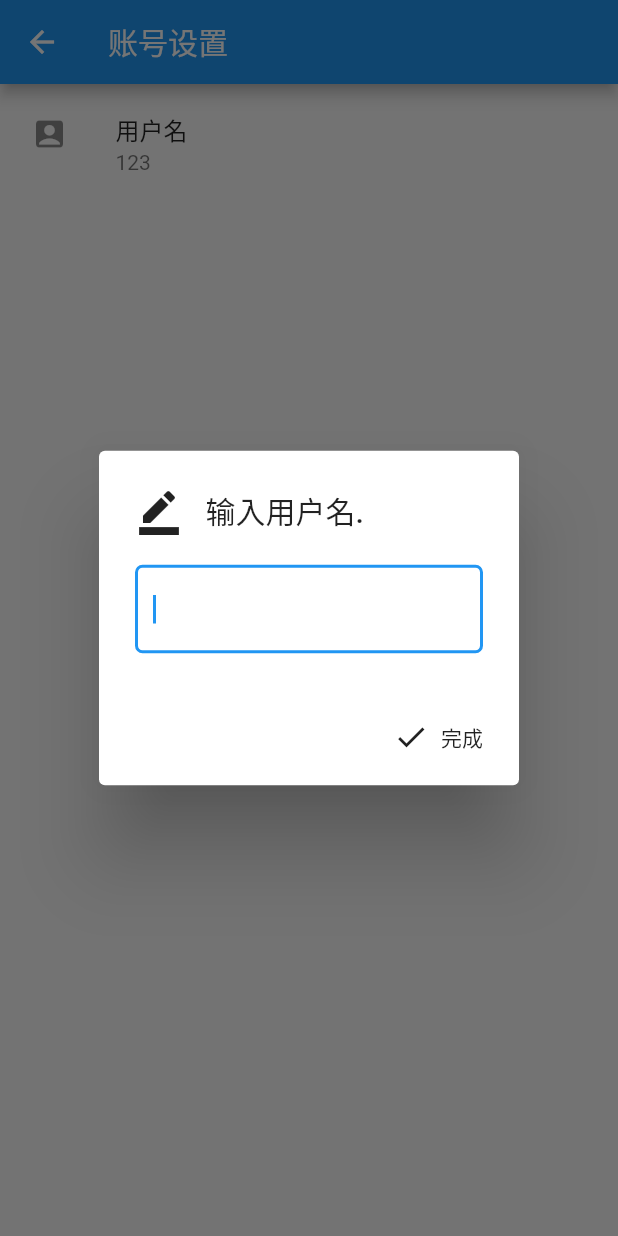
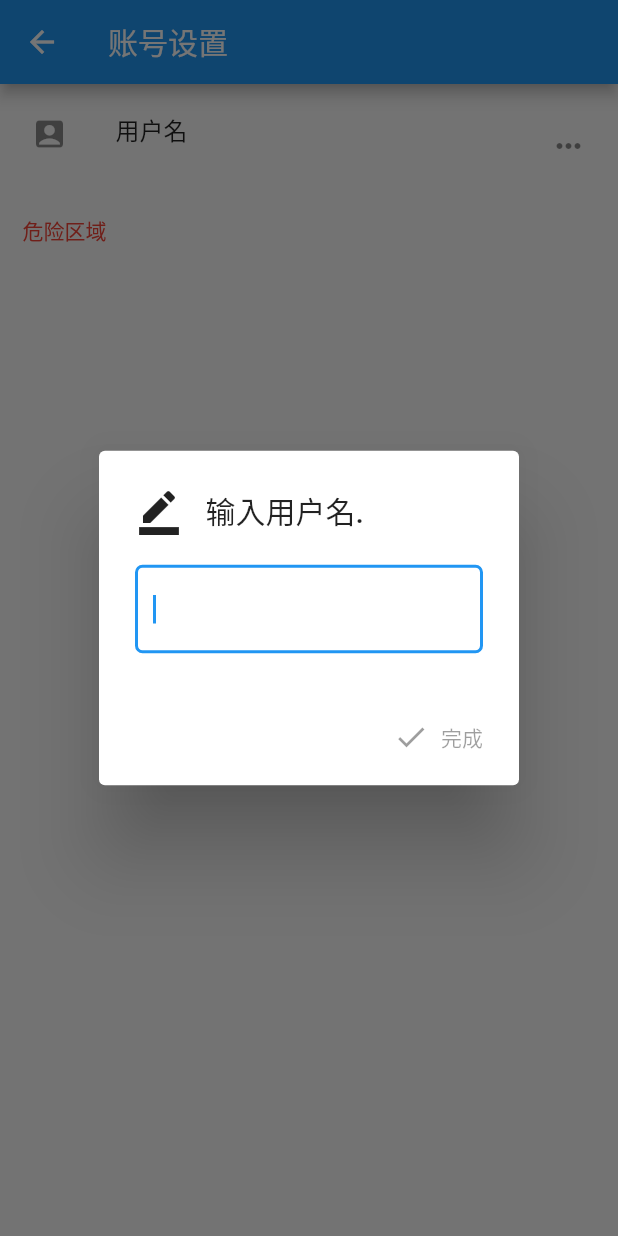
Before and after one commit to RA1NO3O/in_forum, a Flutter app: the AccountSettingsPage screen opened directly, after a tap on "用户名", on a phone screen of 412 x 824 dp. Run offline on Flutter 3.47's test engine with Material 2 defaults, Android fonts, the phone set to English and light mode, and no system bars; our stand-ins replace cached_network_image, dio, flutter_cache_manager, fluttertoast, image_gallery_saver, image_picker and 6 more; accounts and stored records are empty.

Commit message:
replaced some codes.

```diff
--- a/lib/component/customStyles.dart
+++ b/lib/component/customStyles.dart
@@ -14,7 +14,9 @@ SnackBar errorSnackBar(String r) {
   return SnackBar(
     content: Row(
       children: [
-        Icon(Icons.close_rounded),
+        Container(
+          margin: EdgeInsets.only(right: 10),
+          child: Icon(Icons.close_rounded),),
         Text(r),
       ],
     ),
--- /dev/null
+++ b/lib/component/statefulDialog.dart
@@ -0,0 +1,24 @@
+import 'package:flutter/material.dart';
+
+class StatefulDialog extends StatefulWidget {
+  final Widget title;
+  final Widget content;
+  final List<Widget> actions;
+
+  const StatefulDialog({Key key, this.actions, this.title, this.content})
+      : super(key: key);
+
+  @override
+  _StatefulDialogState createState() => new _StatefulDialogState();
+}
+
+class _StatefulDialogState extends State<StatefulDialog> {
+  @override
+  Widget build(BuildContext context) => StatefulBuilder(
+        builder: (context, setState) => AlertDialog(
+          title: widget.title,
+          content: widget.content,
+          actions: widget.actions,
+        ),
+      );
+}
--- a/lib/data/collectionListStream.dart
+++ b/lib/data/collectionListStream.dart
@@ -1,9 +1,9 @@
 import 'package:inforum/component/postListItem.dart';
 
 class CollectionListStream{
-  static List<ForumListItem> getCollections(){
-    return <ForumListItem>[
-      ForumListItem(
+  static List<PostListItem> getCollections(){
+    return <PostListItem>[
+      PostListItem(
         postID: 1,
         titleText: '以下的内容仅供测试.',
         contentText:
--- a/lib/data/postCollectionListStream.dart
+++ b/lib/data/postCollectionListStream.dart
@@ -2,9 +2,9 @@ import 'package:inforum/component/postListItem.dart';
 
 class ForumCollectionListStream {
   //
-  static List<ForumListItem> getList() {
+  static List<PostListItem> getList() {
     return [
-      ForumListItem(
+      PostListItem(
         postID: 1,
         titleText: '以下的内容仅供测试.',
         contentText:
--- a/lib/data/postListStream.dart
+++ b/lib/data/postListStream.dart
@@ -1,15 +1,15 @@
 import 'package:inforum/component/postListItem.dart';
 import 'package:inforum/service/postStreamService.dart';
 
-List<ForumListItem> psis = [];
+List<PostListItem> psis = [];
 
-Future<List<ForumListItem>> getList(String userID) async {
+Future<List<PostListItem>> getList(String userID) async {
   psis.clear();
   List<Recordset> psl = await getPostStream(userID);
 
   psl.forEach((rs) {
     String t = rs.tags;
-    psis.add(ForumListItem(
+    psis.add(PostListItem(
       postID: rs.postId,
       titleText: rs.title,
       contentText: rs.bodyS,
--- a/lib/subPage/messagePage.dart
+++ b/lib/subPage/messagePage.dart
@@ -9,7 +9,6 @@ class MessagePage extends StatefulWidget {
 
 class _MessagePage extends State<MessagePage> {
   bool isEmpty;
-
   ScrollController _listViewController;
 
   @override
--- a/lib/subPage/primaryPage.dart
+++ b/lib/subPage/primaryPage.dart
@@ -17,7 +17,7 @@ class PrimaryPage extends StatefulWidget {
 }
 
 class _PrimaryPage extends State<PrimaryPage> {
-  List<ForumListItem> _list = [];
+  List<PostListItem> _list = [];
   bool loadState = false;
 
   @override
@@ -257,7 +257,7 @@ class _PrimaryPage extends State<PrimaryPage> {
       loadState = true;
       _list.clear();
     });
-    List<ForumListItem> fli = await getList(widget.userID);
+    List<PostListItem> fli = await getList(widget.userID);
     setState(() {
       loadState = false;
       _list.addAll(fli);
--- a/lib/subPage/settingsPage/accountSettingsPage.dart
+++ b/lib/subPage/settingsPage/accountSettingsPage.dart
@@ -1,6 +1,7 @@
 import 'package:dio/dio.dart';
 import 'package:flutter/material.dart';
 import 'package:inforum/component/customStyles.dart';
+import 'package:inforum/component/statefulDialog.dart';
 import 'package:inforum/data/webConfig.dart';
 import 'package:inforum/service/loginService.dart';
 import 'package:shared_preferences/shared_preferences.dart';
@@ -15,8 +16,7 @@ class AccountSettingsPage extends StatefulWidget {
 class _AccountSettingsPage extends State<AccountSettingsPage> {
   SharedPreferences sp;
   var userID;
-  String userName = '123';
-  var textFieldController = new TextEditingController();
+  String userName = 'unknown';
 
   @override
   void initState() {
@@ -41,43 +41,67 @@ class _AccountSettingsPage extends State<AccountSettingsPage> {
                   shape: roundedRectangleBorder,
                   title: Text('用户名'),
                   subtitle: Text(userName),
+                  trailing: Icon(Icons.more_horiz_rounded),
                   onTap: () async {
+                    bool i;
+                    TextEditingController userNameController =
+                        new TextEditingController();
+                    userNameController.addListener(() {
+                      setState(() {
+                        i = userNameController.text.trim().isNotEmpty;
+                      });
+                    });
+                    userNameController.text = userName;
                     await showDialog(
                       context: context,
-                      builder: (bc) => AlertDialog(
+                      builder: (bc) => StatefulDialog(
                         title: Row(
+                          //确保对话框不会占满空间
+                          mainAxisSize: MainAxisSize.min,
                           children: [
                             Icon(Icons.border_color, size: 32),
                             Text('   输入用户名.')
                           ],
                         ),
-                        content: TextFormField(
+                        content: TextField(
                           autofocus: true,
-                          controller: textFieldController,
+                          controller: userNameController,
                           decoration: InputDecoration(
                               border: OutlineInputBorder(
                                   borderRadius: BorderRadius.circular(5.0))),
                         ),
                         actions: [
                           FlatButton.icon(
-                              onPressed: () async {
-                                bool r = await tryEditUserName();
+                              onPressed:
+                                  (userNameController.text != userName) && i
+                                      ? () async {
+                                          bool r = await tryEditUserName(
+                                              userNameController.text);
                                           if (r) {
-                                  Scaffold.of(context)
-                                      .showSnackBar(doneSnackBar('用户名修改成功'));
+                                            Scaffold.of(context).showSnackBar(
+                                                doneSnackBar('用户名修改成功'));
                                           } else {
                                             Scaffold.of(context).showSnackBar(
                                                 errorSnackBar('修改失败,该用户名已存在.'));
                                           }
                                           Navigator.pop(context);
-                              },
+                                        }
+                                      : null,
                               icon: Icon(Icons.done),
                               label: Text('完成'))
                         ],
                       ),
                     );
                   },
-                )
+                ),
+                Container(
+                  alignment: Alignment.centerLeft,
+                  margin: EdgeInsets.all(10),
+                  child: Text(
+                    '危险区域',
+                    style: new TextStyle(color: Colors.red),
+                  ),
+                ),
               ],
             ),
           )
@@ -88,6 +112,7 @@ class _AccountSettingsPage extends State<AccountSettingsPage> {
 
   void getUserInfo() async {
     sp = await SharedPreferences.getInstance();
+    userName = sp.getString('userName');
   }
 
   @override
@@ -95,17 +120,17 @@ class _AccountSettingsPage extends State<AccountSettingsPage> {
     super.dispose();
   }
 
-  Future<bool> tryEditUserName() async {
+  Future<bool> tryEditUserName(String newUserName) async {
     if (await searchUser(userName) == null) {
       Response res = await Dio().post('$apiServerAddress/editUserName/',
           options: new Options(contentType: Headers.formUrlEncodedContentType),
           data: {
             "userID": sp.getInt('userID'),
-            "userName": textFieldController.text,
+            "userName": newUserName,
           });
       if (res.data == 'success.') {
         setState(() {
-          userName = textFieldController.text;
+          userName = newUserName;
         });
         return true;
       }
```
Also changed, not shown: lib/component/commentListItem.dart (+7 -7 lines), lib/component/postListItem.dart (+16 -18 lines), lib/subPage/login.dart (+15 -8 lines), lib/subPage/reg.dart (+58 -32 lines). Lines whose indentation alone changed are shown as unchanged.
